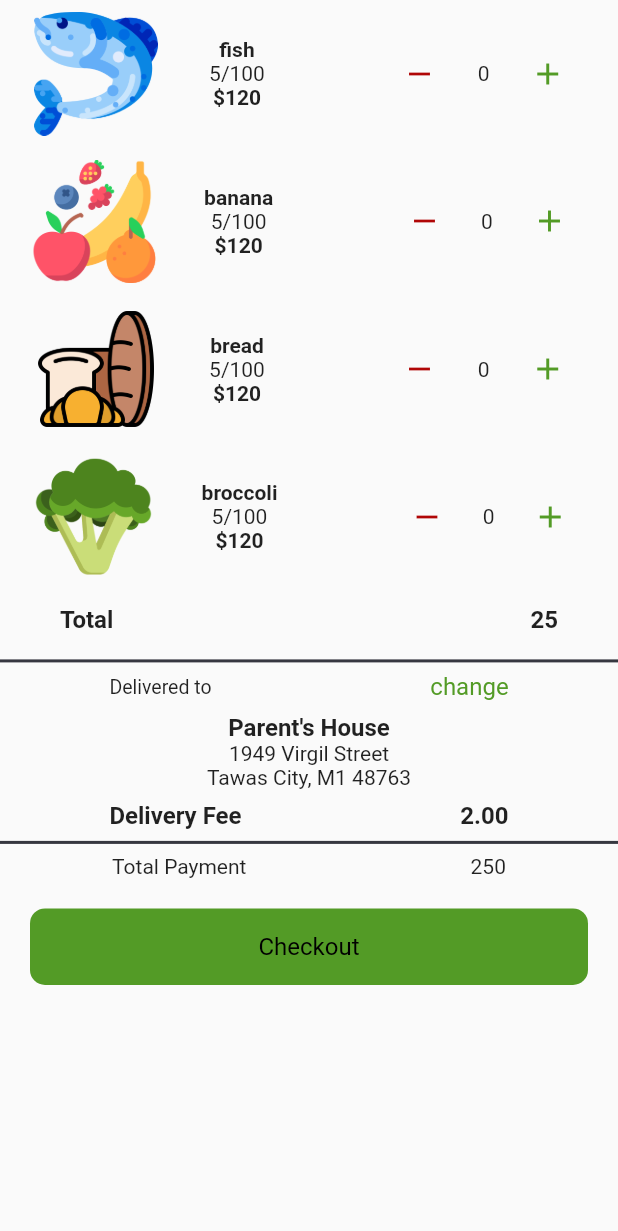
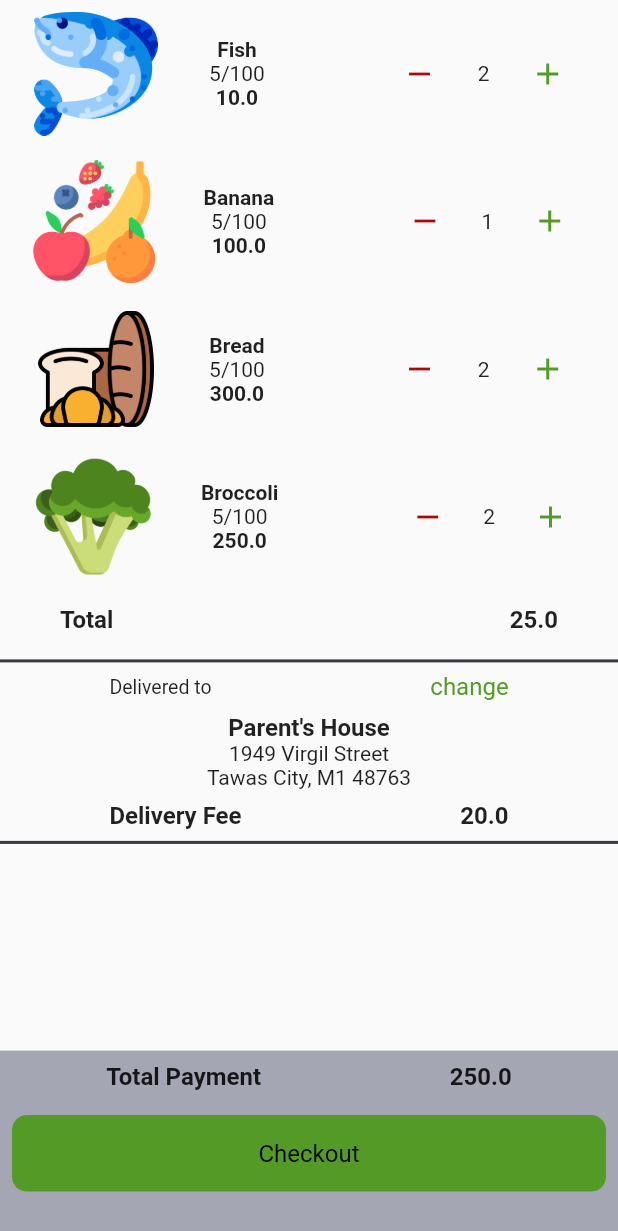
Before and after one commit to ajoluvya/promdi-fe, a Flutter app: the CartList screen opened directly, on a phone screen of 412 x 824 dp. Shown: the top 1231 px of the screen. Run offline on Flutter 3.47's test engine with Material 2 defaults, Android fonts, the phone set to English and light mode, and no system bars; our stand-ins replace carousel_slider, flutter_svg.

Commit message:
my orders

```diff
--- a/assets/json/cart.json
+++ b/assets/json/cart.json
@@ -3,32 +3,32 @@
     {
         "id": "0",
       "image": "assets/images/fish.png",
-      "name": "fish",
-      "price": "$120",
+      "name": "Fish",
+      "price": 10,
       "grams": "5/100",
       "quantity": 2
   },
     {
         "id": "1",
         "image": "assets/images/fruits.png",
-        "name": "banana",
-        "price": "$120",
+        "name": "Banana",
+        "price": 100,
       "grams": "5/100",
       "quantity": 1
     },
     {
         "id": "2",
         "image": "assets/images/bread.png",
-        "name": "bread",
-        "price": "$120",
+        "name": "Bread",
+        "price": 300,
       "grams": "5/100",
       "quantity": 2
     },
     {
         "id": "3",
         "image": "assets/images/broccoli.png",
-        "name": "broccoli",
-        "price": "$120",
+        "name": "Broccoli",
+        "price": 250,
       "grams": "5/100",
       "quantity": 2
     }
--- a/lib/screens/e_commerce/cart_list.dart
+++ b/lib/screens/e_commerce/cart_list.dart
@@ -19,7 +19,7 @@ class CartList extends StatefulWidget {
 class _CartListState extends State<CartList> {
   // Fetch content from the json file
   List cartData = [];
-  int itemCount = 0;
+  bool _show = true;
 
   Future<String> productJsonData() async {
     var jsonText = await rootBundle.loadString('assets/json/cart.json');
@@ -35,6 +35,7 @@ class _CartListState extends State<CartList> {
 
   @override
   Widget build(BuildContext context) {
+    Size size = MediaQuery.of(context).size;
     return Scaffold(
       body: SingleChildScrollView(
         child: Column(
@@ -49,9 +50,11 @@ class _CartListState extends State<CartList> {
                     name: cartData[index]['name'],
                     price: cartData[index]['price'],
                     grams: cartData[index]['grams'],
-                    quantity: cartData[index]['quantity'] = itemCount,
-                    decrement: () => setState(() => itemCount--),
-                    increment: () => setState(() => itemCount++),
+                    quantity: cartData[index]['quantity'],
+                    decrement: () =>
+                        setState(() => cartData[index]['quantity']--),
+                    increment: () =>
+                        setState(() => cartData[index]['quantity']++),
                   );
                 }),
             Padding(
@@ -67,7 +70,7 @@ class _CartListState extends State<CartList> {
                     ),
                   ),
                   Text(
-                    '25',
+                    '${oCcy.format(25)}',
                     style: TextStyle(
                       fontWeight: FontWeight.bold,
                       fontSize: 16,
@@ -125,7 +128,7 @@ class _CartListState extends State<CartList> {
                   ),
                 ),
                 Text(
-                  '2.00',
+                  '${oCcy.format(20)}',
                   style: TextStyle(
                     fontWeight: FontWeight.bold,
                     fontSize: 16,
@@ -137,29 +140,71 @@ class _CartListState extends State<CartList> {
               color: dark,
               thickness: 2,
             ),
-            Row(
+            SizedBox(
+              height: size.height * 0.16,
+            )
+          ],
+        ),
+      ),
+      bottomSheet: _showBottomSheet(),
+    );
+  }
+
+  Widget? _showBottomSheet() {
+    Size size = MediaQuery.of(context).size;
+    if (_show) {
+      return BottomSheet(
+        onClosing: () {},
+        builder: (context) {
+          return Container(
+              height: size.height * 0.15,
+              width: double.infinity,
+              color: lightGrey,
+              alignment: Alignment.center,
+              child: Column(
+                children: [
+                  Padding(
+                    padding: const EdgeInsets.all(8.0),
+                    child: Row(
                       mainAxisAlignment: MainAxisAlignment.spaceAround,
                       children: [
-                Text('Total Payment'),
-                Text('250'),
+                        Text(
+                          'Total Payment',
+                          style: TextStyle(
+                            fontWeight: FontWeight.bold,
+                            fontSize: 16,
+                          ),
+                        ),
+                        Text(
+                          '${oCcy.format(250)}',
+                          style: TextStyle(
+                            fontWeight: FontWeight.bold,
+                            fontSize: 16,
+                          ),
+                        ),
                       ],
                     ),
+                  ),
                   Padding(
-              padding: const EdgeInsets.all(20.0),
+                    padding: const EdgeInsets.all(8.0),
                     child: CustomButton(
                       onTap: () {
                         Navigator.push(
                           context,
-                    MaterialPageRoute(builder: (context) => CheckOutPage()),
+                          MaterialPageRoute(
+                              builder: (context) => CheckOutPage()),
                         );
                       },
                       title: 'Checkout',
                       customcolor: greenCustom,
                     ),
-            )
+                  ),
                 ],
-        ),
-      ),
+              ));
+        },
       );
+    } else {
+      return null;
     }
   }
+}
--- a/lib/screens/e_commerce/eWidgets/cardCart.dart
+++ b/lib/screens/e_commerce/eWidgets/cardCart.dart
@@ -1,13 +1,15 @@
 import 'package:flutter/material.dart';
 import 'package:promdi_fe/helpers/style.dart';
+import 'package:intl/intl.dart';
+
+final oCcy = new NumberFormat("#,##0.0", "en_US");
 
 class CartCard extends StatelessWidget {
   final String image;
   final String name;
   final String grams;
-  final String price;
+  final int price;
   final int? quantity;
-  final int? itemCount;
   final VoidCallback increment;
   final VoidCallback decrement;
   CartCard({
@@ -19,7 +21,6 @@ class CartCard extends StatelessWidget {
     this.quantity = 0,
     required this.increment,
     required this.decrement,
-    this.itemCount,
   }) : super(key: key);
 
   @override
@@ -45,7 +46,7 @@ class CartCard extends StatelessWidget {
                   ),
                   Text(grams),
                   Text(
-                    price,
+                    '${oCcy.format(price)}',
                     style: TextStyle(fontWeight: FontWeight.bold),
                   ),
                 ],
@@ -56,7 +57,7 @@ class CartCard extends StatelessWidget {
                 icon: Icon(Icons.remove),
                 color: redCustom,
               ),
-              Text('$quantity'),
+              Text('${quantity}'),
               IconButton(
                 alignment: Alignment.center,
                 onPressed: increment,
--- a/lib/screens/e_commerce/order_detail.dart
+++ b/lib/screens/e_commerce/order_detail.dart
@@ -2,7 +2,8 @@ import 'package:flutter/material.dart';
 import 'package:promdi_fe/screens/e_commerce/eWidgets/order_status.dart';
 
 class OrderDetail extends StatefulWidget {
-  const OrderDetail({Key? key}) : super(key: key);
+  final String transactionID;
+  const OrderDetail({Key? key, required this.transactionID}) : super(key: key);
 
   @override
   _OrderDetailState createState() => _OrderDetailState();
@@ -13,7 +14,7 @@ class _OrderDetailState extends State<OrderDetail> {
   Widget build(BuildContext context) {
     return Scaffold(
       appBar: AppBar(
-        title: Text('ID G123KTN'),
+        title: Text(widget.transactionID),
       ),
       body: Container(
         padding: EdgeInsets.all(5.0),
--- a/lib/screens/e_commerce/product_detail.dart
+++ b/lib/screens/e_commerce/product_detail.dart
@@ -1,6 +1,9 @@
 import 'package:flutter/material.dart';
+import 'package:intl/intl.dart';
 import 'package:promdi_fe/helpers/style.dart';
 import 'package:promdi_fe/widgets/custom_button.dart';
+
+final oCcy = new NumberFormat("#,##0.0", "en_US");
 
 class ProductDetail extends StatelessWidget {
   final productDetail;
@@ -51,7 +54,7 @@ class ProductDetail extends StatelessWidget {
                           ),
                         ),
                         Text(
-                          productDetail['price'],
+                          oCcy.format(productDetail['price']),
                           style: TextStyle(
                             color: Colors.lightBlueAccent,
                             fontSize: 22,
```
Also changed, not shown: assets/json/order.json (+27 -6 lines), assets/json/product.json (+6 -6 lines), assets/json/promo.json (added, +13 -0 lines), lib/screens/e_commerce/checkout.dart (+29 -6 lines), lib/screens/e_commerce/eWidgets/cardorder_list.dart (+14 -10 lines), lib/screens/e_commerce/eWidgets/productCard.dart (+5 -2 lines), lib/screens/e_commerce/myOrder.dart (+10 -3 lines), lib/screens/e_commerce/order_list.dart (+51 -3 lines). Lines whose indentation alone changed are shown as unchanged.
